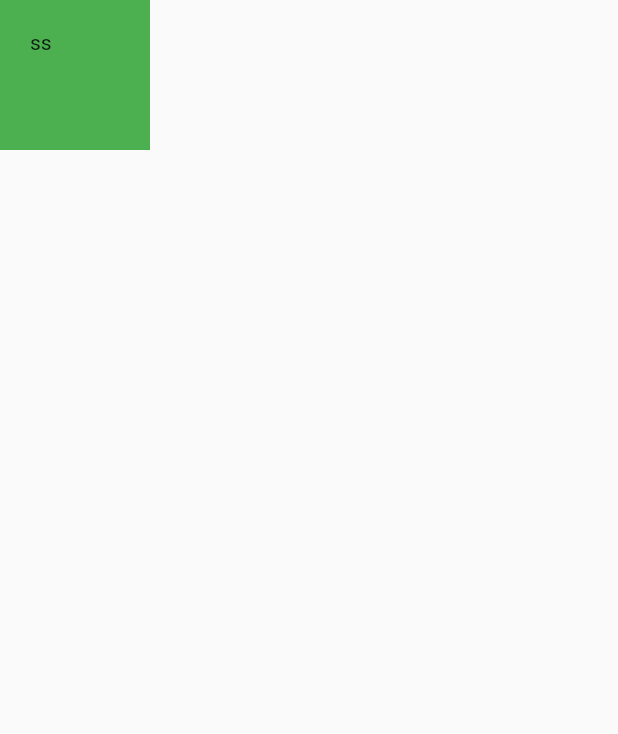
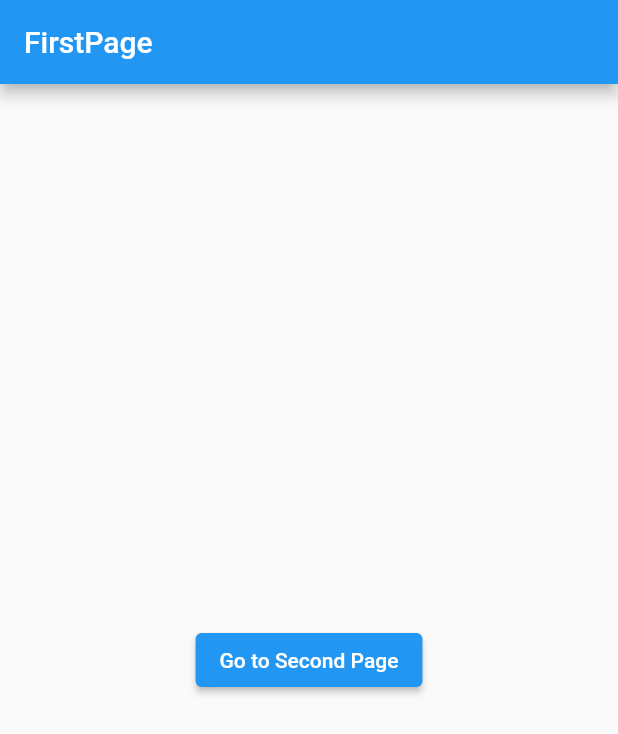
Before and after one commit to MoonG7/studyflutter, a Flutter app: the screen it shows after launch, on a phone screen of 412 x 824 dp. Shown: the top 734 px of the screen. Run offline on Flutter 3.47's test engine with Material 2 defaults, Android fonts, the phone set to English and light mode, and no system bars; our stand-ins replace fluttertoast.

Commit message:
화면이동

```diff
--- a/lib/main.dart
+++ b/lib/main.dart
@@ -3,6 +3,7 @@ import 'myCard.dart';
 import 'snackBarTest.dart';
 import 'tostTest.dart';
 import 'containerTest.dart';
+import 'navigatorTest.dart';
 
 void main() {
   runApp(const MyApp());
@@ -16,7 +17,7 @@ class MyApp extends StatelessWidget {
     return MaterialApp(
       title: 'studyFlutter',
       theme: ThemeData(primarySwatch: Colors.blue),
-      home: const ContainerTest(),
+      home: const FirstPage(),
     );
   }
 }
--- /dev/null
+++ b/lib/navigatorTest.dart
@@ -0,0 +1,45 @@
+import 'package:flutter/material.dart';
+
+class FirstPage extends StatelessWidget {
+  const FirstPage({Key? key}) : super(key: key);
+
+  @override
+  Widget build(BuildContext context) {
+    return Scaffold(
+      appBar: AppBar(
+        title: Text('FirstPage'),
+      ),
+      body: Center(
+        child: ElevatedButton(
+          onPressed: () {
+             Navigator.push(context, MaterialPageRoute(builder: (BuildContext context) {
+              return SecondPage();
+            }));
+          },
+          child: Text('Go to Second Page'),
+        ),
+      ),
+    );
+  }
+}
+
+class SecondPage extends StatelessWidget {
+  const SecondPage({Key? key}) : super(key: key);
+
+  @override
+  Widget build(BuildContext context) {
+    return Scaffold(
+      appBar: AppBar(
+        title: Text('SecondPage'),
+      ),
+      body: Center(
+        child: ElevatedButton(
+          onPressed: () {
+            Navigator.pop(context);
+          },
+          child: Text('Go to First Page'),
+        ),
+      ),
+    );
+  }
+}
```
